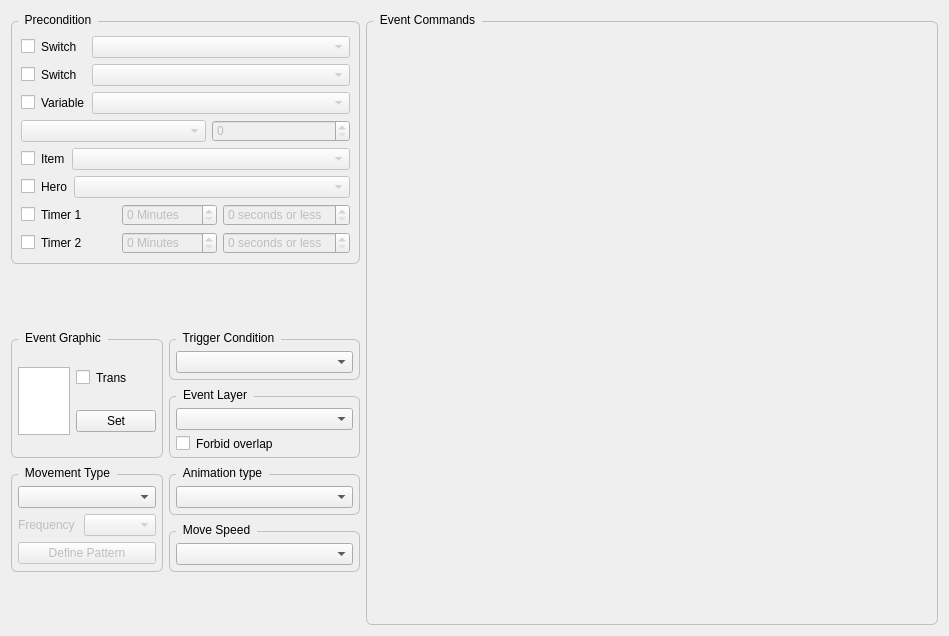
This is src/ui/event/event_page_widget.ui in fluxide/Editor as Qt 5 draws it before an edit. The edited form follows.
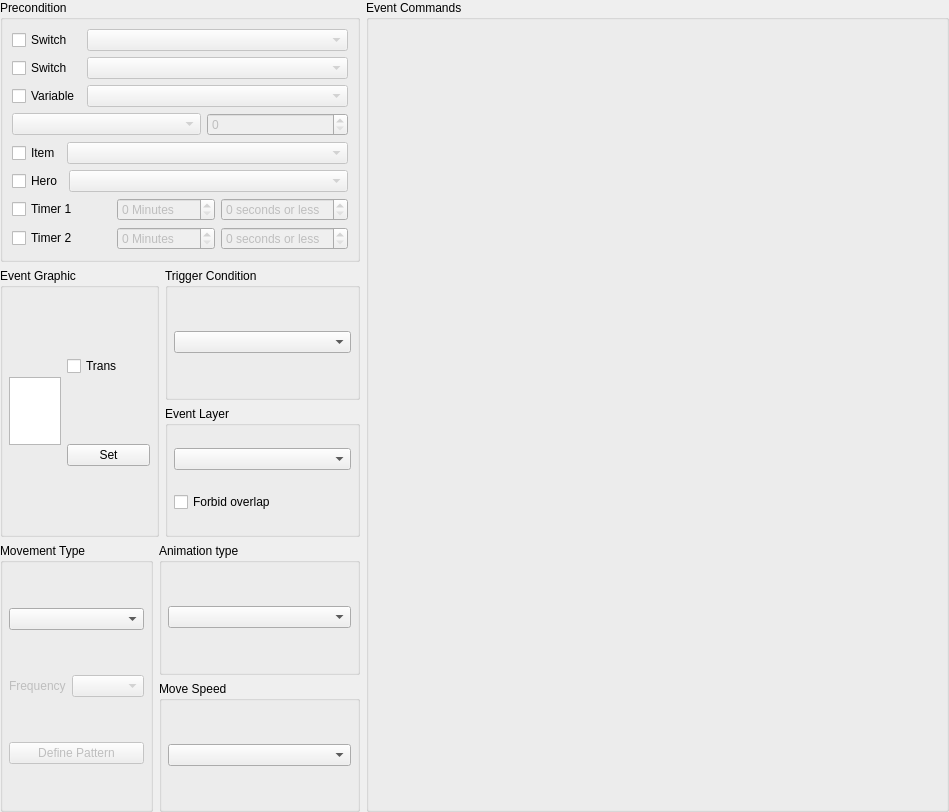
This is the edited form. Custom widgets are drawn as their Qt base class.

Commit message:
undo style changes to event menu
the hardcoded colors don't work in dark mode, and only having these themed messes with the consistency. not to worry, though - for the fans of this style, theming support is coming soon!

What changed in the file:
```diff
--- a/src/ui/event/event_page_widget.ui
+++ b/src/ui/event/event_page_widget.ui
@@ -7,234 +7,26 @@
     <x>0</x>
     <y>0</y>
     <width>949</width>
-    <height>636</height>
+    <height>812</height>
    </rect>
   </property>
   <property name="windowTitle">
    <string>Form</string>
   </property>
-  <property name="styleSheet">
-   <string notr="true">QGroupBox {
-    border: 1px solid silver;
-    border-radius: 6px;
-    margin-top: 10px;
-    padding-top: 5px;
-}
-
-QGroupBox::title {
-    subcontrol-origin: margin;
-    left: 7px;
-    padding: 2px 5px 0px 5px;
-}
-
-QCheckBox, QSpinBox {
-	margin: 0px;
-}
-</string>
-  </property>
   <layout class="QGridLayout" name="gridLayout">
-   <item row="2" column="0" rowspan="2">
-    <widget class="QGroupBox" name="groupBox_5">
-     <property name="title">
-      <string>Event Graphic</string>
-     </property>
-     <layout class="QHBoxLayout" name="horizontalLayout_10">
-      <property name="leftMargin">
-       <number>6</number>
-      </property>
-      <property name="topMargin">
-       <number>6</number>
-      </property>
-      <property name="rightMargin">
-       <number>6</number>
-      </property>
-      <property name="bottomMargin">
-       <number>6</number>
-      </property>
-      <item>
-       <widget class="QGraphicsView" name="graphicsSprite">
-        <property name="minimumSize">
-         <size>
-          <width>52</width>
-          <height>68</height>
-         </size>
-        </property>
-        <property name="maximumSize">
-         <size>
-          <width>52</width>
-          <height>68</height>
-         </size>
-        </property>
-        <property name="verticalScrollBarPolicy">
-         <enum>Qt::ScrollBarAlwaysOff</enum>
-        </property>
-        <property name="horizontalScrollBarPolicy">
-         <enum>Qt::ScrollBarAlwaysOff</enum>
-        </property>
-       </widget>
-      </item>
-      <item>
-       <layout class="QVBoxLayout" name="verticalLayout_6">
-        <item>
-         <widget class="QCheckBox" name="checkTransparent">
-          <property name="text">
-           <string>Trans</string>
-          </property>
-         </widget>
-        </item>
-        <item>
-         <widget class="QPushButton" name="pushSetSprite">
-          <property name="text">
-           <string>Set</string>
-          </property>
-         </widget>
-        </item>
-       </layout>
-      </item>
-     </layout>
-    </widget>
-   </item>
-   <item row="5" column="1">
-    <widget class="QGroupBox" name="groupBox_10">
-     <property name="title">
-      <string>Move Speed</string>
-     </property>
-     <layout class="QVBoxLayout" name="verticalLayout_3">
-      <property name="leftMargin">
-       <number>6</number>
-      </property>
-      <property name="topMargin">
-       <number>6</number>
-      </property>
-      <property name="rightMargin">
-       <number>6</number>
-      </property>
-      <property name="bottomMargin">
-       <number>6</number>
-      </property>
-      <item>
-       <widget class="QComboBox" name="comboMoveSpeed"/>
-      </item>
-     </layout>
-    </widget>
-   </item>
-   <item row="4" column="1">
-    <widget class="QGroupBox" name="groupBox_9">
-     <property name="title">
-      <string>Animation type</string>
-     </property>
-     <layout class="QVBoxLayout" name="verticalLayout_4">
-      <property name="leftMargin">
-       <number>6</number>
-      </property>
-      <property name="topMargin">
-       <number>6</number>
-      </property>
-      <property name="rightMargin">
-       <number>6</number>
-      </property>
-      <property name="bottomMargin">
-       <number>6</number>
-      </property>
-      <item>
-       <widget class="QComboBox" name="comboAnimationType"/>
-      </item>
-     </layout>
-    </widget>
-   </item>
-   <item row="0" column="2" rowspan="7">
-    <widget class="QGroupBox" name="groupBox_4">
-     <property name="sizePolicy">
-      <sizepolicy hsizetype="Preferred" vsizetype="Preferred">
-       <horstretch>3</horstretch>
-       <verstretch>0</verstretch>
-      </sizepolicy>
-     </property>
-     <property name="title">
-      <string>Event Commands</string>
-     </property>
-     <layout class="QHBoxLayout" name="horizontalLayout_11">
-      <item>
-       <widget class="EventCommandsWidget" name="commands" native="true"/>
-      </item>
-     </layout>
-    </widget>
-   </item>
-   <item row="6" column="1">
-    <spacer name="verticalSpacer_2">
-     <property name="orientation">
-      <enum>Qt::Vertical</enum>
-     </property>
-     <property name="sizeHint" stdset="0">
-      <size>
-       <width>20</width>
-       <height>44</height>
-      </size>
-     </property>
-    </spacer>
-   </item>
-   <item row="2" column="1">
-    <widget class="QGroupBox" name="groupBox_7">
-     <property name="sizePolicy">
-      <sizepolicy hsizetype="Preferred" vsizetype="Preferred">
-       <horstretch>1</horstretch>
-       <verstretch>0</verstretch>
-      </sizepolicy>
-     </property>
-     <property name="title">
-      <string>Trigger Condition</string>
-     </property>
-     <layout class="QVBoxLayout" name="verticalLayout_7">
-      <property name="leftMargin">
-       <number>6</number>
-      </property>
-      <property name="topMargin">
-       <number>6</number>
-      </property>
-      <property name="rightMargin">
-       <number>6</number>
-      </property>
-      <property name="bottomMargin">
-       <number>6</number>
-      </property>
-      <item>
-       <widget class="QComboBox" name="comboCondition"/>
-      </item>
-     </layout>
-    </widget>
-   </item>
-   <item row="3" column="1">
-    <widget class="QGroupBox" name="groupBox_8">
-     <property name="title">
-      <string>Event Layer</string>
-     </property>
-     <layout class="QVBoxLayout" name="verticalLayout_5">
-      <property name="leftMargin">
-       <number>6</number>
-      </property>
-      <property name="topMargin">
-       <number>6</number>
-      </property>
-      <property name="rightMargin">
-       <number>6</number>
-      </property>
-      <property name="bottomMargin">
-       <number>6</number>
-      </property>
-      <item>
-       <widget class="QComboBox" name="comboLayer"/>
-      </item>
-      <item>
-       <widget class="QCheckBox" name="checkOverlapForbidden">
-        <property name="text">
-         <string>Forbid overlap</string>
-        </property>
-       </widget>
-      </item>
-     </layout>
-    </widget>
-   </item>
-   <item row="0" column="0" colspan="2">
+   <property name="leftMargin">
+    <number>0</number>
+   </property>
+   <property name="topMargin">
+    <number>0</number>
+   </property>
+   <property name="rightMargin">
+    <number>0</number>
+   </property>
+   <property name="bottomMargin">
+    <number>0</number>
+   </property>
+   <item row="0" column="0" colspan="3">
     <widget class="QGroupBox" name="groupBox_3">
      <property name="title">
       <string>Precondition</string>
@@ -449,7 +241,147 @@
      </layout>
     </widget>
    </item>
-   <item row="4" column="0" rowspan="2">
+   <item row="0" column="3" rowspan="5">
+    <widget class="QGroupBox" name="groupBox_4">
+     <property name="sizePolicy">
+      <sizepolicy hsizetype="Preferred" vsizetype="Preferred">
+       <horstretch>3</horstretch>
+       <verstretch>0</verstretch>
+      </sizepolicy>
+     </property>
+     <property name="title">
+      <string>Event Commands</string>
+     </property>
+     <layout class="QHBoxLayout" name="horizontalLayout_11">
+      <item>
+       <widget class="EventCommandsWidget" name="commands" native="true"/>
+      </item>
+     </layout>
+    </widget>
+   </item>
+   <item row="1" column="0" rowspan="2" colspan="2">
+    <widget class="QGroupBox" name="groupBox_5">
+     <property name="title">
+      <string>Event Graphic</string>
+     </property>
+     <layout class="QHBoxLayout" name="horizontalLayout_10">
+      <property name="leftMargin">
+       <number>6</number>
+      </property>
+      <property name="topMargin">
+       <number>6</number>
+      </property>
+      <property name="rightMargin">
+       <number>6</number>
+      </property>
+      <property name="bottomMargin">
+       <number>6</number>
+      </property>
+      <item>
+       <widget class="QGraphicsView" name="graphicsSprite">
+        <property name="minimumSize">
+         <size>
+          <width>52</width>
+          <height>68</height>
+         </size>
+        </property>
+        <property name="maximumSize">
+         <size>
+          <width>52</width>
+          <height>68</height>
+         </size>
+        </property>
+        <property name="verticalScrollBarPolicy">
+         <enum>Qt::ScrollBarAlwaysOff</enum>
+        </property>
+        <property name="horizontalScrollBarPolicy">
+         <enum>Qt::ScrollBarAlwaysOff</enum>
+        </property>
+       </widget>
+      </item>
+      <item>
+       <layout class="QVBoxLayout" name="verticalLayout_6">
+        <item>
+         <widget class="QCheckBox" name="checkTransparent">
+          <property name="text">
+           <string>Trans</string>
+          </property>
+         </widget>
+        </item>
+        <item>
+         <widget class="QPushButton" name="pushSetSprite">
+          <property name="text">
+           <string>Set</string>
+          </property>
+         </widget>
+        </item>
+       </layout>
+      </item>
+     </layout>
+    </widget>
+   </item>
+   <item row="1" column="2">
+    <widget class="QGroupBox" name="groupBox_7">
+     <property name="sizePolicy">
+      <sizepolicy hsizetype="Preferred" vsizetype="Preferred">
+       <horstretch>1</horstretch>
+       <verstretch>0</verstretch>
+      </sizepolicy>
+     </property>
+     <property name="title">
+      <string>Trigger Condition</string>
+     </property>
+     <layout class="QVBoxLayout" name="verticalLayout_7">
+      <property name="leftMargin">
+       <number>6</number>
+      </property>
+      <property name="topMargin">
+       <number>6</number>
+      </property>
+      <property name="rightMargin">
+       <number>6</number>
+      </property>
+      <property name="bottomMargin">
+       <number>6</number>
+      </property>
+      <item>
+       <widget class="QComboBox" name="comboCondition"/>
+      </item>
+     </layout>
+    </widget>
+   </item>
+   <item row="2" column="2">
+    <widget class="QGroupBox" name="groupBox_8">
+     <property name="title">
+      <string>Event Layer</string>
+     </property>
+     <layout class="QVBoxLayout" name="verticalLayout_5">
+      <property name="leftMargin">
+       <number>6</number>
+      </property>
+      <property name="topMargin">
+       <number>6</number>
+      </property>
+      <property name="rightMargin">
+       <number>6</number>
+      </property>
+      <property name="bottomMargin">
+       <number>6</number>
+      </property>
+      <item>
+       <widget class="QComboBox" name="comboLayer"/>
+      </item>
+      <item>
+       <widget class="QCheckBox" name="checkOverlapForbidden">
+        <property name="text">
+         <string>Forbid overlap</string>
+        </property>
+       </widget>
+      </item>
+     </layout>
+    </widget>
+   </item>
+   <item row="3" column="0" rowspan="2">
     <widget class="QGroupBox" name="groupBox_6">
      <property name="title">
       <string>Movement Type</string>
@@ -504,40 +436,57 @@
      </layout>
     </widget>
    </item>
-   <item row="6" column="0">
-    <spacer name="verticalSpacer">
-     <property name="orientation">
-      <enum>Qt::Vertical</enum>
+   <item row="3" column="1" colspan="2">
+    <widget class="QGroupBox" name="groupBox_9">
+     <property name="title">
+      <string>Animation type</string>
      </property>
-     <property name="sizeHint" stdset="0">
-      <size>
-       <width>20</width>
-       <height>48</height>
-      </size>
-     </property>
-    </spacer>
+     <layout class="QVBoxLayout" name="verticalLayout_4">
+      <property name="leftMargin">
+       <number>6</number>
+      </property>
+      <property name="topMargin">
+       <number>6</number>
+      </property>
+      <property name="rightMargin">
+       <number>6</number>
+      </property>
+      <property name="bottomMargin">
+       <number>6</number>
+      </property>
+      <item>
+       <widget class="QComboBox" name="comboAnimationType"/>
+      </item>
+     </layout>
+    </widget>
    </item>
-   <item row="1" column="1">
-    <spacer name="verticalSpacer_3">
-     <property name="orientation">
-      <enum>Qt::Vertical</enum>
+   <item row="4" column="1" colspan="2">
+    <widget class="QGroupBox" name="groupBox_10">
+     <property name="title">
+      <string>Move Speed</string>
      </property>
-     <property name="sizeHint" stdset="0">
-      <size>
-       <width>20</width>
-       <height>40</height>
-      </size>
-     </property>
-    </spacer>
+     <layout class="QVBoxLayout" name="verticalLayout_3">
+      <property name="leftMargin">
+       <number>6</number>
+      </property>
+      <property name="topMargin">
+       <number>6</number>
+      </property>
+      <property name="rightMargin">
+       <number>6</number>
+      </property>
+      <property name="bottomMargin">
+       <number>6</number>
+      </property>
+      <item>
+       <widget class="QComboBox" name="comboMoveSpeed"/>
+      </item>
+     </layout>
+    </widget>
    </item>
   </layout>
  </widget>
  <customwidgets>
-  <customwidget>
-   <class>ItemRpgComboBox</class>
-   <extends>QComboBox</extends>
-   <header>ui/common/rpg_combobox.h</header>
-  </customwidget>
   <customwidget>
    <class>EventCommandsWidget</class>
    <extends>QWidget</extends>
@@ -559,6 +508,11 @@
    <extends>QComboBox</extends>
    <header>ui/common/rpg_combobox.h</header>
   </customwidget>
+  <customwidget>
+   <class>ItemRpgComboBox</class>
+   <extends>QComboBox</extends>
+   <header>ui/common/rpg_combobox.h</header>
+  </customwidget>
  </customwidgets>
  <resources/>
  <connections>
```
Left out of the diff: 30 changed lines with no effect on the pictures.
